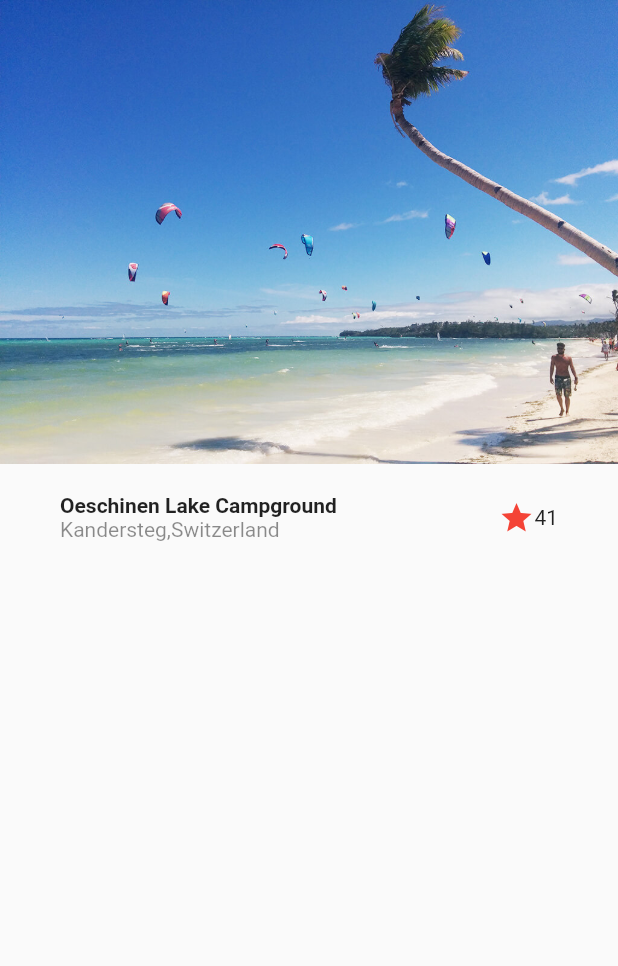
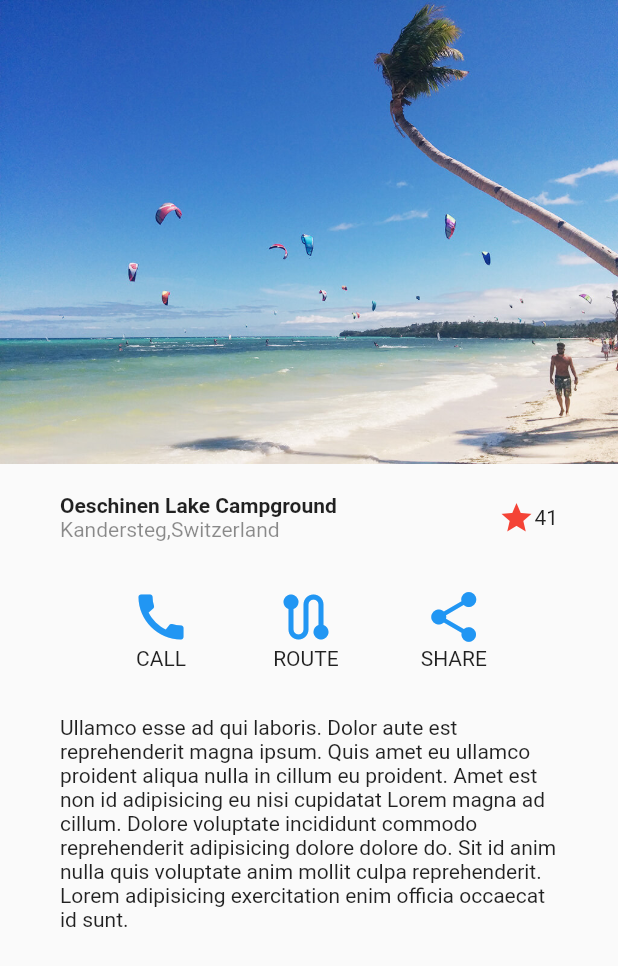
Before and after one commit to Antoniojesus1999/flutter_disenos, a Flutter app: the BasicDesignScreen screen opened by its route, on a phone screen of 412 x 824 dp. Shown: the top 966 px of the screen. Run offline on Flutter 3.47's test engine with Material 2 defaults, Android fonts, the phone set to English and light mode, and no system bars.

```diff
--- a/lib/screens/basic_design.dart
+++ b/lib/screens/basic_design.dart
@@ -7,7 +7,18 @@ class BasicDesignScreen extends StatelessWidget {
   Widget build(BuildContext context) {
     return Scaffold(
         body: Column(
-      children: const [Image(image: AssetImage('assets/img.jpg')), Title()],
+      children: [
+        const Image(image: AssetImage('assets/img.jpg')),
+        const Title(),
+        //button section
+        const ButtonSection(),
+        //Description
+        Container(
+          margin: const EdgeInsets.symmetric(horizontal: 40, vertical: 20),
+          child: const Text(
+              'Ullamco esse ad qui laboris. Dolor aute est reprehenderit magna ipsum. Quis amet eu ullamco proident aliqua nulla in cillum eu proident. Amet est non id adipisicing eu nisi cupidatat Lorem magna ad cillum. Dolore voluptate incididunt commodo reprehenderit adipisicing dolore dolore do. Sit id anim nulla quis voluptate anim mollit culpa reprehenderit. Lorem adipisicing exercitation enim officia occaecat id sunt.'),
+        )
+      ],
     ));
   }
 }
@@ -48,3 +59,48 @@ class Title extends StatelessWidget {
     );
   }
 }
+
+class ButtonSection extends StatelessWidget {
+  const ButtonSection({
+    Key? key,
+  }) : super(key: key);
+
+  @override
+  Widget build(BuildContext context) {
+    return Container(
+      margin: const EdgeInsets.symmetric(vertical: 10, horizontal: 60),
+      child: Row(
+        mainAxisAlignment: MainAxisAlignment.spaceAround,
+        children: const [
+          CustomButton(icon: Icons.call, text: 'CALL'),
+          CustomButton(icon: Icons.route_rounded, text: 'ROUTE'),
+          CustomButton(icon: Icons.share, text: 'SHARE'),
+        ],
+      ),
+    );
+  }
+}
+
+class CustomButton extends StatelessWidget {
+  final IconData icon;
+  final String text;
+  const CustomButton({
+    Key? key,
+    required this.icon,
+    required this.text,
+  }) : super(key: key);
+
+  @override
+  Widget build(BuildContext context) {
+    return Column(
+      children: [
+        Icon(
+          icon,
+          color: Colors.blue,
+          size: 40,
+        ),
+        Text(text)
+      ],
+    );
+  }
+}
```
Also changed, not shown: lib/main.dart (+6 -2 lines), lib/screens/scroll_desing.dart (added, +126 -0 lines), assets/scroll.png (added).
